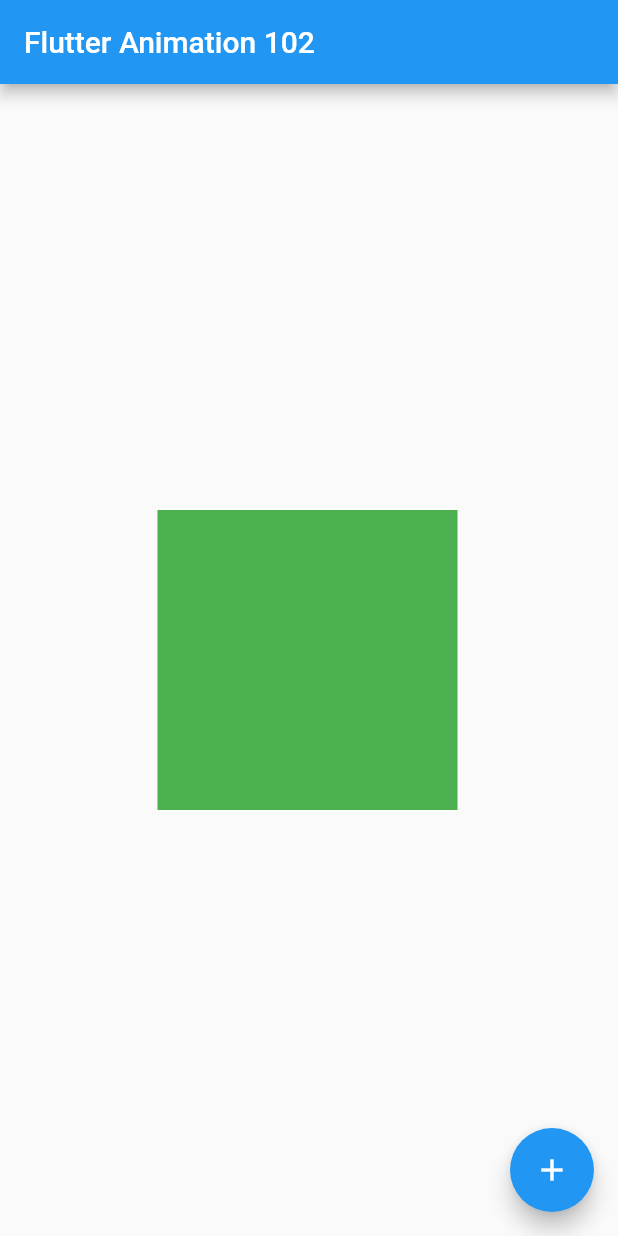
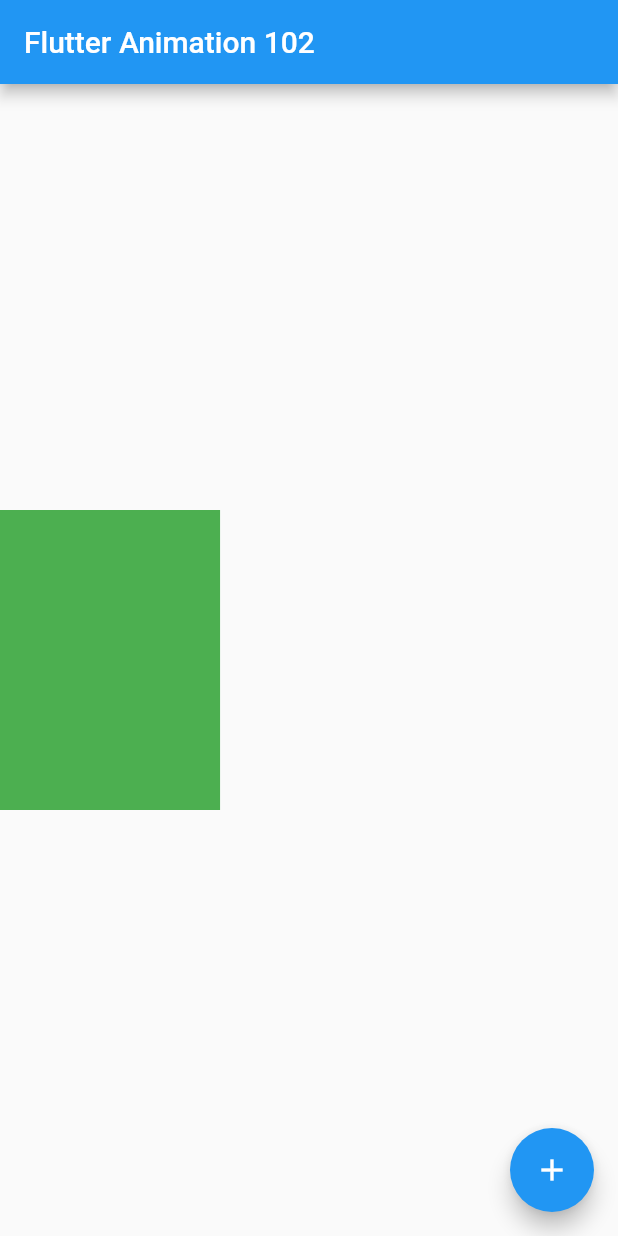
Before and after one commit to JAICHANGPARK/flutter_animation_102, a Flutter app: the first screen one second after launch, on a phone screen of 412 x 824 dp. Run offline on Flutter 3.47's test engine with Material 2 defaults, Android fonts, the phone set to English and light mode, and no system bars.

Commit message:
why change :100:

```diff
--- a/flutter_app/lib/main.dart
+++ b/flutter_app/lib/main.dart
@@ -38,10 +38,14 @@ class _MyHomePageState extends State<MyHomePage>
         AnimationController(vsync: this, duration: Duration(seconds: 2));
     _animation = Tween(begin: -1.0, end: 0.0).animate(CurvedAnimation(
         parent: _animationController, curve: Curves.fastOutSlowIn));
+    _animationController.forward();
   }
 
   @override
   Widget build(BuildContext context) {
+
+    final width = MediaQuery.of(context).size.width;
+
     return Scaffold(
       appBar: AppBar(
         title: Text(widget.title),
@@ -50,7 +54,7 @@ class _MyHomePageState extends State<MyHomePage>
         animation: _animationController,
         builder: (context, child) =>
             Transform(
-              transform: Matrix4.translationValues(_animation.value, .0, 0.0),
+              transform: Matrix4.translationValues(_animation.value * width, 0.0, 0.0),
               child: Center(
                 child: Center(
                   child: Container(
```
